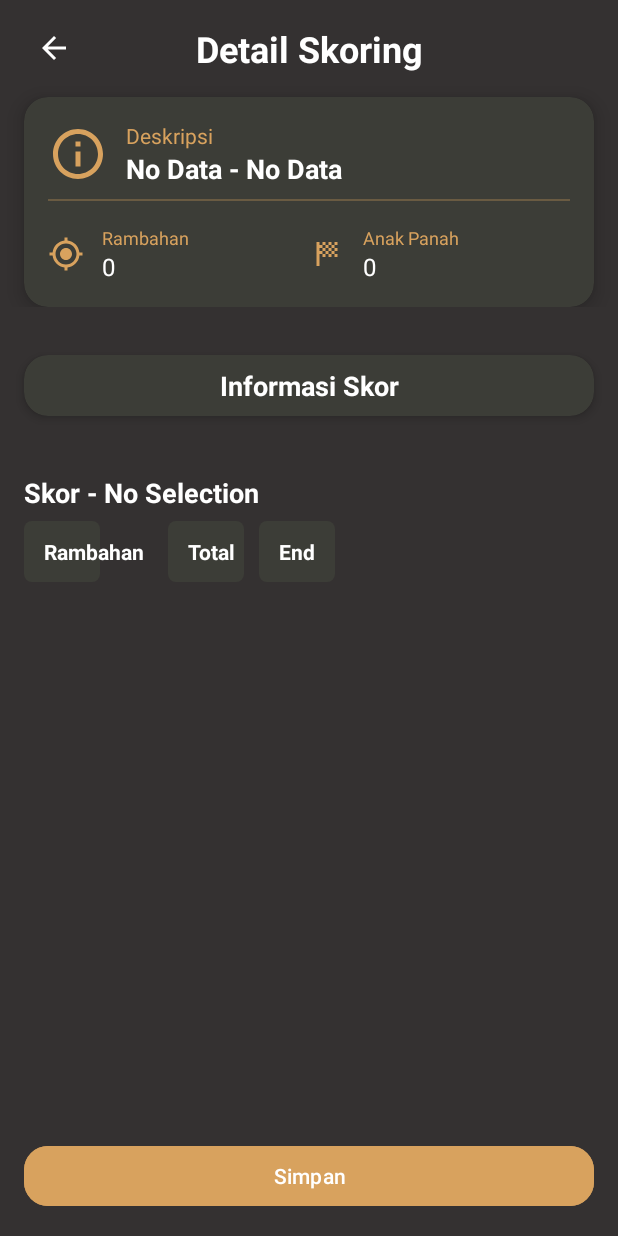
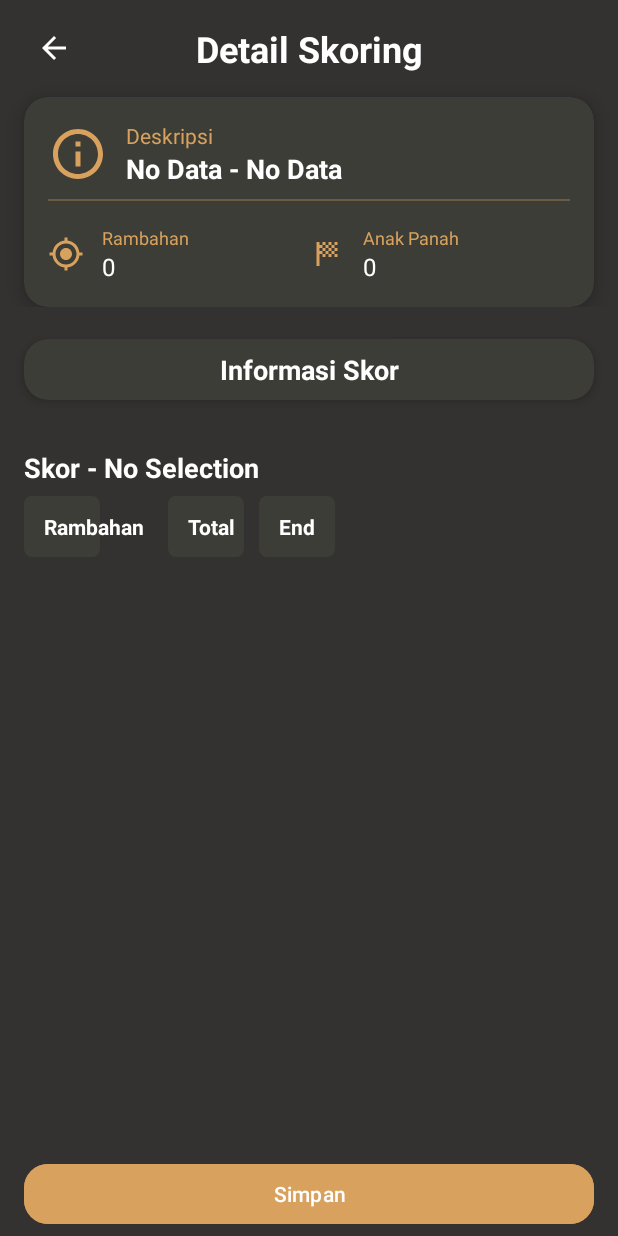
Before and after one commit to bagusindrayana/Aplikasi_Scoring, an Android app: the DataActivity screen opened directly, with no data from a screen before it, on a phone screen of 412 x 824 dp. Run offline under Robolectric (Android 15) with nearby library versions, the phone set to English and light mode, and no system bars; our stand-ins replace Room's generated code.

Commit message:
aplikasi scoring v4

```diff
--- a/app/src/main/res/layout/activity_data.xml
+++ b/app/src/main/res/layout/activity_data.xml
@@ -209,7 +209,7 @@
         android:layout_width="match_parent"
         android:layout_height="wrap_content"
         android:layout_marginHorizontal="16dp"
-        android:layout_marginTop="16dp"
+        android:layout_marginTop="5dp"
         app:cardBackgroundColor="@color/grey"
         app:cardCornerRadius="16dp"
         app:cardElevation="4dp"
@@ -236,7 +236,7 @@
         android:id="@+id/scrollView"
         android:layout_width="0dp"
         android:layout_height="0dp"
-        android:layout_marginTop="16dp"
+        android:layout_marginTop="10dp"
         android:fillViewport="true"
         app:layout_constraintBottom_toTopOf="@id/btn_save"
         app:layout_constraintEnd_toEndOf="parent"
@@ -257,7 +257,7 @@
         android:layout_width="0dp"
         android:layout_height="wrap_content"
         android:layout_marginHorizontal="16dp"
-        android:layout_marginBottom="16dp"
+        android:layout_marginBottom="4dp"
         android:backgroundTint="@color/gold"
         android:iconTint="@android:color/white"
         android:minHeight="48dp"
@@ -279,5 +279,4 @@
         app:layout_constraintBottom_toBottomOf="parent"
         app:layout_constraintEnd_toEndOf="parent"
         app:layout_constraintStart_toStartOf="parent" />
-
 </androidx.constraintlayout.widget.ConstraintLayout>
--- a/app/src/main/res/layout/activity_form.xml
+++ b/app/src/main/res/layout/activity_form.xml
@@ -69,7 +69,7 @@
                         android:layout_marginTop="8dp"
                         android:text="Gold Archery Samarinda"
                         android:textSize="14sp"
-                        android:textColor="#80FFFFFF"
+                        android:textColor="@color/gold"
                         android:fontFamily="@font/poppins_bold"
                         android:gravity="center"/>
 
--- a/app/src/main/res/layout/item_training.xml
+++ b/app/src/main/res/layout/item_training.xml
@@ -70,7 +70,7 @@
             android:maxLines="2"
             android:layout_marginStart="16dp"
             android:ellipsize="end"
-            android:textColor="@color/white"
+            android:textColor="@color/gold"
             app:layout_constraintTop_toBottomOf="@id/tv_date"
             app:layout_constraintStart_toEndOf="@+id/logootarget"
             app:layout_constraintEnd_toEndOf="parent" />
```
